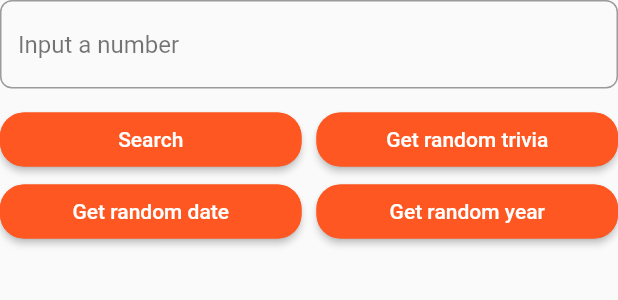
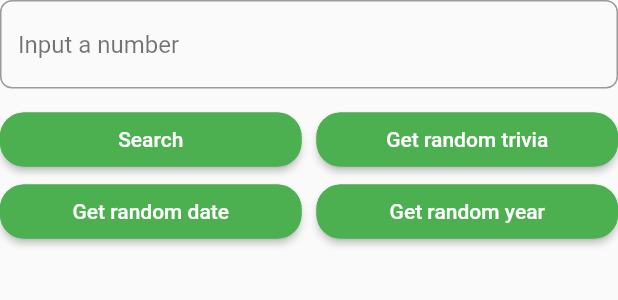
Before and after one commit to Arlo78/numbers_trivia_app, a Flutter app: the TriviaControls widget shown alone on an empty page, opened directly, on a phone screen of 412 x 824 dp. Shown: the top 300 px of the screen. Run offline on Flutter 3.47's test engine with Material 2 defaults, Android fonts, the phone set to English and light mode, and no system bars; our stand-ins replace bloc, dartz, equatable, flutter_bloc, flutter_custom_clippers, flutter_spinkit and 3 more; accounts and stored records are empty.

Commit message:
refactor: change look and feel

```diff
--- a/lib/features/number_trivia/presentation/widgets/trivia_controls.dart
+++ b/lib/features/number_trivia/presentation/widgets/trivia_controls.dart
@@ -49,8 +49,8 @@ class _TriviaControlsState extends State<TriviaControls> {
             style: ButtonStyle(
               shape: MaterialStateProperty.all<RoundedRectangleBorder>(RoundedRectangleBorder(
                   borderRadius: BorderRadius.circular(16.0),
-                  side: const BorderSide(color: Colors.deepOrange))),
-              backgroundColor: MaterialStateProperty.all(Colors.deepOrange),
+                  side: const BorderSide(color: Colors.green))),
+              backgroundColor: MaterialStateProperty.all(Colors.green),
             ),
             onPressed: dispatchRandomDate,
             child: const Text('Get random date'),
@@ -64,8 +64,8 @@ class _TriviaControlsState extends State<TriviaControls> {
             style: ButtonStyle(
               shape: MaterialStateProperty.all<RoundedRectangleBorder>(RoundedRectangleBorder(
                   borderRadius: BorderRadius.circular(16.0),
-                  side: const BorderSide(color: Colors.deepOrange))),
-              backgroundColor: MaterialStateProperty.all(Colors.deepOrange),
+                  side: const BorderSide(color: Colors.green))),
+              backgroundColor: MaterialStateProperty.all(Colors.green),
             ),
             onPressed: dispatchRandomYear,
             child: const Text('Get random year'),
@@ -83,8 +83,8 @@ class _TriviaControlsState extends State<TriviaControls> {
             style: ButtonStyle(
               shape: MaterialStateProperty.all<RoundedRectangleBorder>(RoundedRectangleBorder(
                   borderRadius: BorderRadius.circular(16.0),
-                  side: const BorderSide(color: Colors.deepOrange))),
-              backgroundColor: MaterialStateProperty.all(Colors.deepOrange),
+                  side: const BorderSide(color: Colors.green))),
+              backgroundColor: MaterialStateProperty.all(Colors.green),
             ),
             onPressed: dispatchConcrete,
             child: const Text('Search'),
@@ -98,8 +98,8 @@ class _TriviaControlsState extends State<TriviaControls> {
             style: ButtonStyle(
               shape: MaterialStateProperty.all<RoundedRectangleBorder>(RoundedRectangleBorder(
                   borderRadius: BorderRadius.circular(16.0),
-                  side: const BorderSide(color: Colors.deepOrange))),
-              backgroundColor: MaterialStateProperty.all(Colors.deepOrange),
+                  side: const BorderSide(color: Colors.green))),
+              backgroundColor: MaterialStateProperty.all(Colors.green),
             ),
             onPressed: dispatchRandom,
             child: const Text('Get random trivia'),
--- a/pubspec.yaml
+++ b/pubspec.yaml
@@ -20,6 +20,7 @@ dependencies:
   shared_preferences: ^2.0.15
   internet_connection_checker: ^0.0.1+3
   flutter_spinkit: ^5.1.0
+  flutter_custom_clippers: ^2.0.0
 
 dev_dependencies:
   flutter_test:
```
Also changed, not shown: lib/features/number_trivia/presentation/pages/number_trivia_page.dart (+4 -5 lines), lib/features/number_trivia/presentation/widgets/trivia_display.dart (+18 -5 lines), pubspec.lock.
